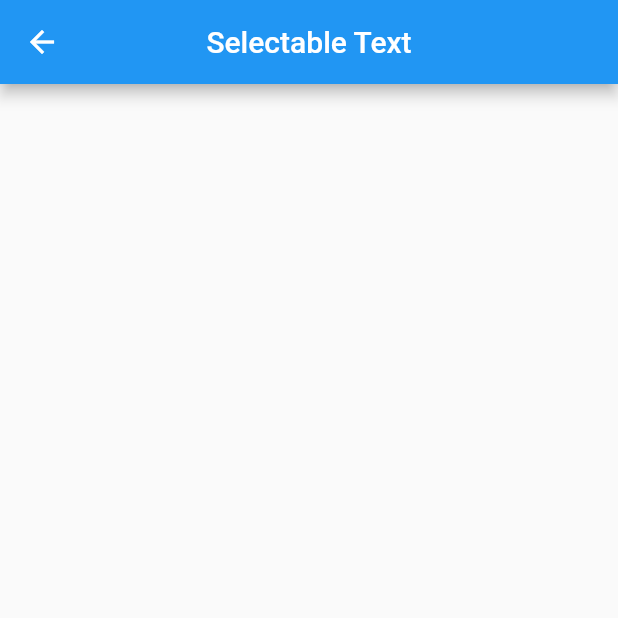
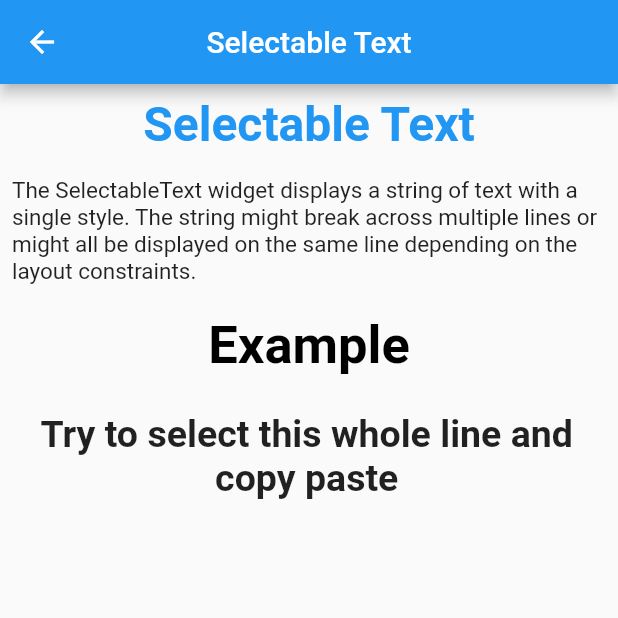
Before and after one commit to rushilshah23/Task-10, a Flutter app: the WidgetSelectableText screen opened directly, on a phone screen of 412 x 824 dp, the top half of it. Run offline on Flutter 3.47's test engine with Material 2 defaults, Android fonts, the phone set to English and light mode, and no system bars; our stand-ins replace firebase_auth, firebase_database, google_sign_in, shared_preferences; missing offline and left inert: dart:ffi; accounts and stored records are empty.

Commit message:
Selectable Text Working

```diff
--- a/lib/views/WidgetsSection.dart
+++ b/lib/views/WidgetsSection.dart
@@ -1,3 +1,5 @@
+import 'dart:ffi';
+
 import 'package:flutter/material.dart';
 import 'package:Task7/widgets/widgetDescColumn.dart';
 
@@ -79,16 +81,20 @@ class _WidgetRichTextState extends State<WidgetRichText> {
                 title: "Rich Text",
                 description:
                     "The RichText widget displays text that uses multiple different styles. The text to display is described using a tree of TextSpan objects, each of which has an associated style that is used for that subtree. The text might break across multiple lines or might all be displayed on the same line depending on the layout constraints."),
-          Center(
-            child: RichText(text: TextSpan(
-              text: "This is ",
-              style: TextStyle(fontSize: 20,color: Colors.red),
-              children: <TextSpan>[
-                TextSpan(text: ' Rushil Shah',
-                style: TextStyle(color: Colors.grey[700],fontWeight: FontWeight.bold,fontSize: 30))
-              ]
-            )),
-          )
+            Center(
+              child: RichText(
+                  text: TextSpan(
+                      text: "This is ",
+                      style: TextStyle(fontSize: 20, color: Colors.red),
+                      children: <TextSpan>[
+                    TextSpan(
+                        text: ' Rushil Shah',
+                        style: TextStyle(
+                            color: Colors.grey[700],
+                            fontWeight: FontWeight.bold,
+                            fontSize: 30))
+                  ])),
+            )
           ],
         ),
       ),
@@ -108,6 +114,24 @@ class _WidgetSelectableTextState extends State<WidgetSelectableText> {
       appBar: AppBar(
         centerTitle: true,
         title: Text("Selectable Text"),
+      ),
+      body: ListView(
+        children: <Widget>[
+          widgetDescription(
+              title: "Selectable Text",
+              description:
+                  "The SelectableText widget displays a string of text with a single style. The string might break across multiple lines or might all be displayed on the same line depending on the layout constraints."),
+          SelectableText(
+            'Try to select this whole line and copy paste',
+            textAlign: TextAlign.center,
+            style: TextStyle(fontWeight: FontWeight.bold,fontSize: 25),
+            cursorColor: Colors.blue,
+            autofocus: false,
+            showCursor: true,
+            enableInteractiveSelection: true,
+
+          )
+        ],
       ),
     );
   }
```
